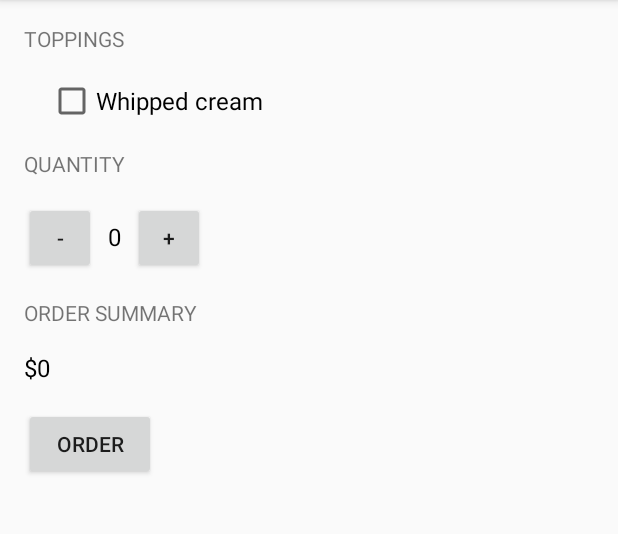
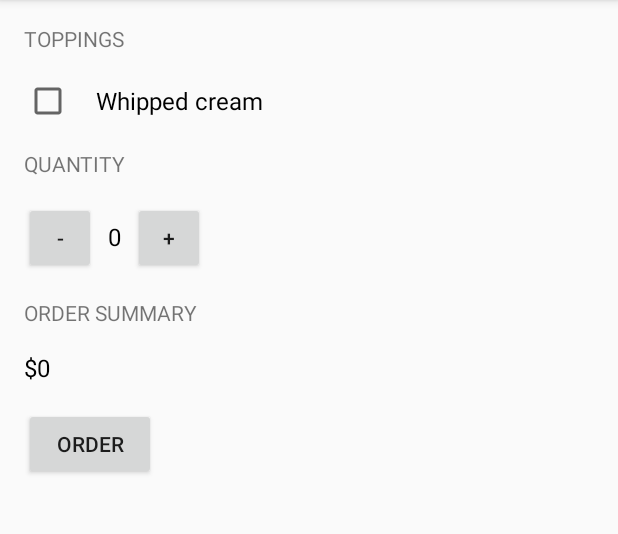
Before and after one commit to KimJoon93/Android-Basics-Nanodegree, an Android app: the screen it shows after launch (MainActivity), on a phone screen of 412 x 824 dp, the part 84-618 px from its top. Run offline under Robolectric (Android 15) with nearby library versions, the phone set to English and light mode, and no system bars.

Commit message:
Difference between padding and margin

```diff
--- a/JustJava/app/src/main/res/layout/activity_main.xml
+++ b/JustJava/app/src/main/res/layout/activity_main.xml
@@ -15,7 +15,7 @@
         android:layout_height="wrap_content" />
 
     <CheckBox
-        android:layout_marginLeft="16dp"
+        android:paddingLeft="16dp"
         android:textSize="16sp"
         android:text="Whipped cream"
         android:layout_width="wrap_content"
```
